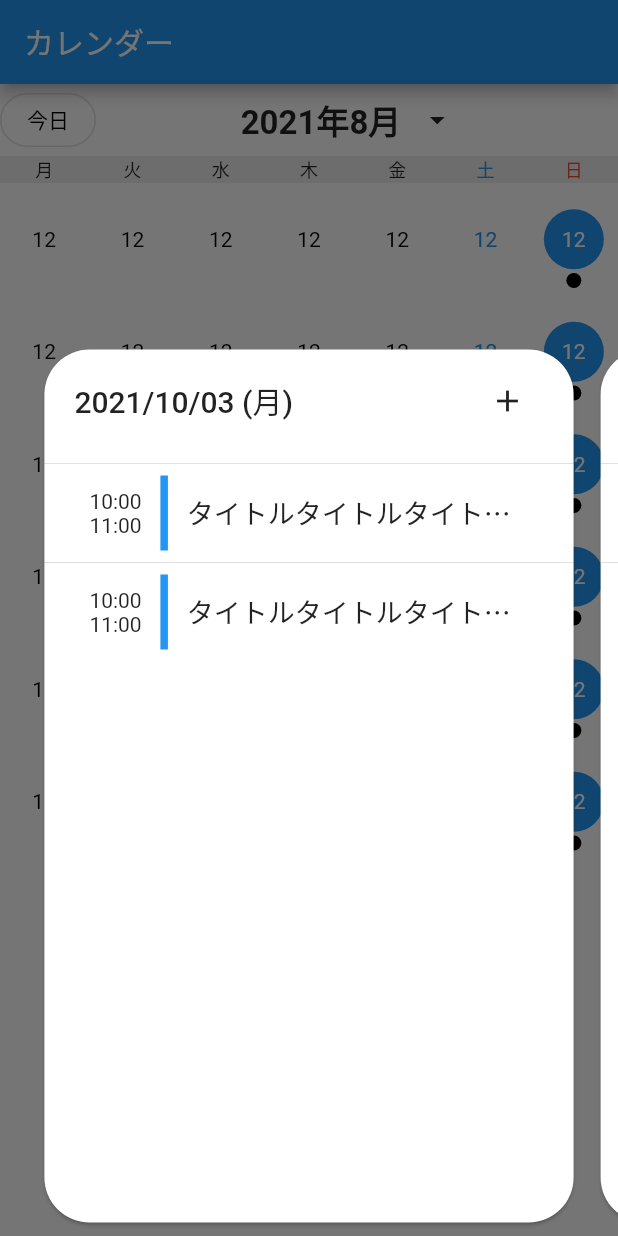
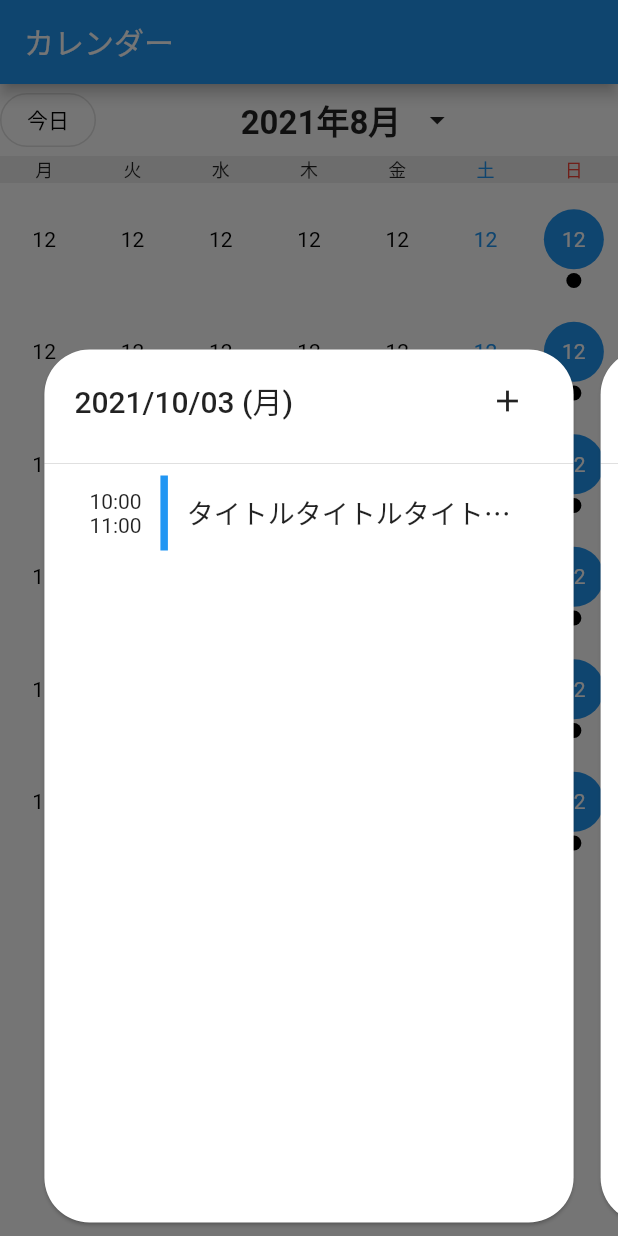
Before and after one commit to daisukemaki1003/stv_test, a Flutter app: the screen it shows after launch, after a tap on "12", on a phone screen of 412 x 824 dp. Run offline on Flutter 3.47's test engine with Material 2 defaults, Android fonts, the phone set to English and light mode, and no system bars.

Commit message:
[add] リファクタリング

```diff
--- a/lib/view/schedule.dart
+++ b/lib/view/schedule.dart
@@ -14,7 +14,7 @@ class SchedulePage extends StatelessWidget {
         children: [
           scheduleCard(),
           scheduleCard(),
-          scheduleCard(),
+          unscheduledCard(),
           scheduleCard(),
           scheduleCard(),
           scheduleCard(),
@@ -53,8 +53,16 @@ class SchedulePage extends StatelessWidget {
 
             const Divider(),
 
-            /// 予定
-            Padding(
+            /// 予定が存在するか
+            scheduleTile(),
+          ],
+        ),
+      ),
+    );
+  }
+
+  Widget scheduleTile() {
+    return Padding(
       padding: const EdgeInsets.symmetric(horizontal: 30),
       child: Row(
         children: [
@@ -82,39 +90,18 @@ class SchedulePage extends StatelessWidget {
           ),
         ],
       ),
+    );
+  }
+
+  unscheduledCard() {
+    return Padding(
+      padding: const EdgeInsets.all(5.0),
+      child: Card(
+        shape: RoundedRectangleBorder(
+          borderRadius: BorderRadius.circular(30),
         ),
-            const Divider(),
-
-            Padding(
-              padding: const EdgeInsets.symmetric(horizontal: 30),
-              child: Row(
-                children: [
-                  Column(
-                    children: const [
-                      Text("10:00"),
-                      Text("11:00"),
-                    ],
-                  ),
-                  const SizedBox(
-                    height: 50,
-                    child: VerticalDivider(
-                      width: 30,
-                      thickness: 5,
-                      color: Colors.blue,
-                    ),
-                  ),
-                  const Expanded(
-                    child: Text(
-                      "タイトルタイトルタイトルタイトルタイトルタイトルタイトルタイトルタイトルタイトルタイトル",
-                      maxLines: 1,
-                      overflow: TextOverflow.ellipsis,
-                      style: TextStyle(fontSize: 18),
-                    ),
-                  ),
-                ],
-              ),
-            ),
-          ],
+        child: Center(
+          child: Text("予定がありません"),
         ),
       ),
     );
```
Lines whose indentation alone changed are shown as unchanged.
